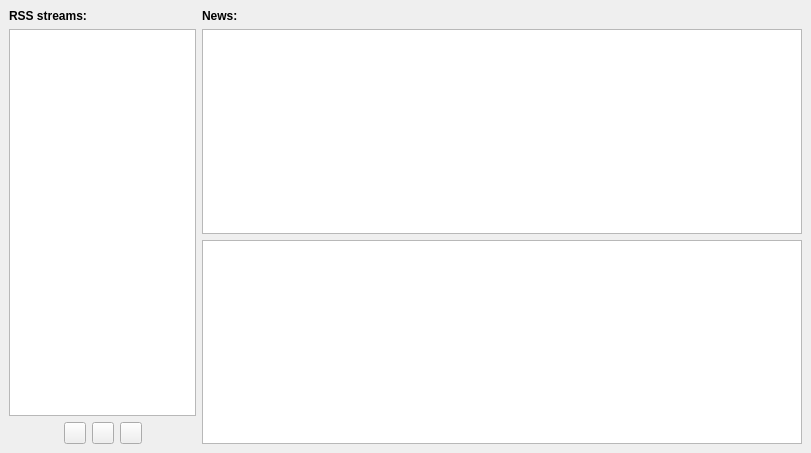
Before: the Qt Designer form src/rss.ui in SysAdminDoc/qBittorrent-Vanced, drawn with Qt 5.
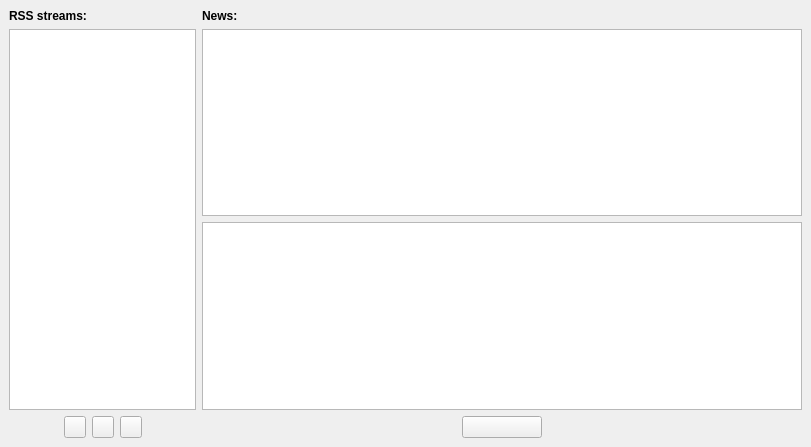
After: the same form once the commit is applied.

Diff of the .ui file:
```diff
--- a/src/rss.ui
+++ b/src/rss.ui
@@ -6,7 +6,7 @@
     <x>0</x>
     <y>0</y>
     <width>811</width>
-    <height>453</height>
+    <height>447</height>
    </rect>
   </property>
   <property name="windowTitle" >
@@ -178,7 +178,62 @@
         </widget>
        </item>
        <item>
-        <widget class="QTextBrowser" name="contentBrowser" />
+        <widget class="QTextBrowser" name="textBrowser" />
+       </item>
+       <item>
+        <layout class="QHBoxLayout" >
+         <property name="margin" >
+          <number>0</number>
+         </property>
+         <property name="spacing" >
+          <number>6</number>
+         </property>
+         <item>
+          <spacer>
+           <property name="orientation" >
+            <enum>Qt::Horizontal</enum>
+           </property>
+           <property name="sizeHint" >
+            <size>
+             <width>40</width>
+             <height>20</height>
+            </size>
+           </property>
+          </spacer>
+         </item>
+         <item>
+          <widget class="QPushButton" name="viewStream_button" >
+           <property name="minimumSize" >
+            <size>
+             <width>80</width>
+             <height>22</height>
+            </size>
+           </property>
+           <property name="maximumSize" >
+            <size>
+             <width>80</width>
+             <height>22</height>
+            </size>
+           </property>
+           <property name="text" >
+            <string/>
+           </property>
+          </widget>
+         </item>
+         <item>
+          <spacer>
+           <property name="orientation" >
+            <enum>Qt::Horizontal</enum>
+           </property>
+           <property name="sizeHint" >
+            <size>
+             <width>40</width>
+             <height>20</height>
+            </size>
+           </property>
+          </spacer>
+         </item>
+        </layout>
        </item>
       </layout>
      </item>
```
